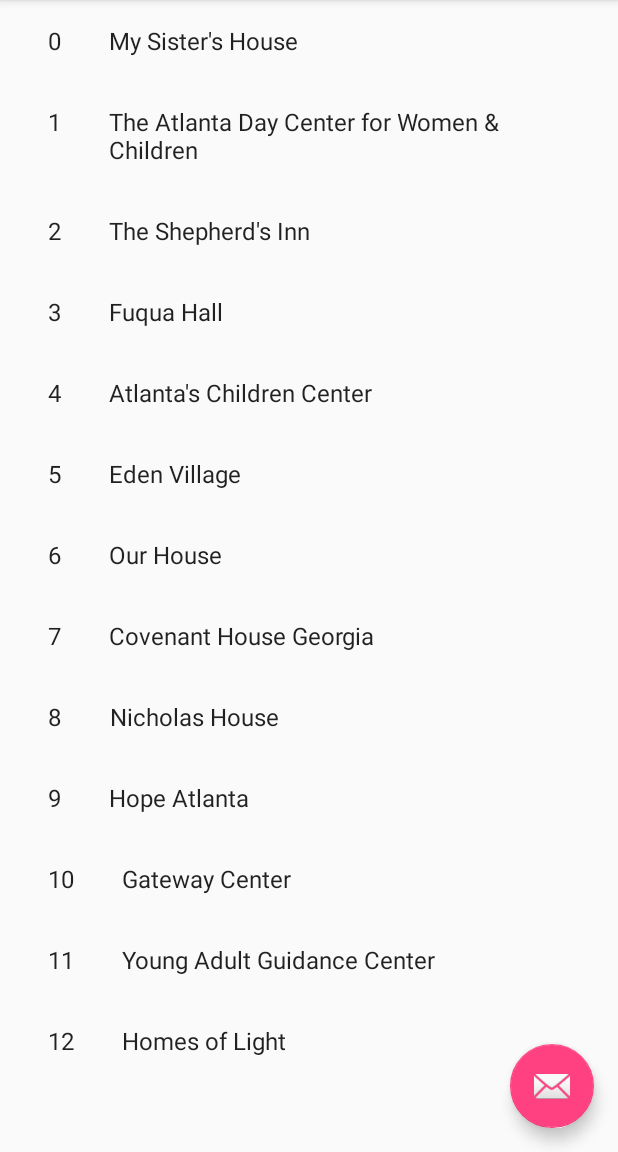
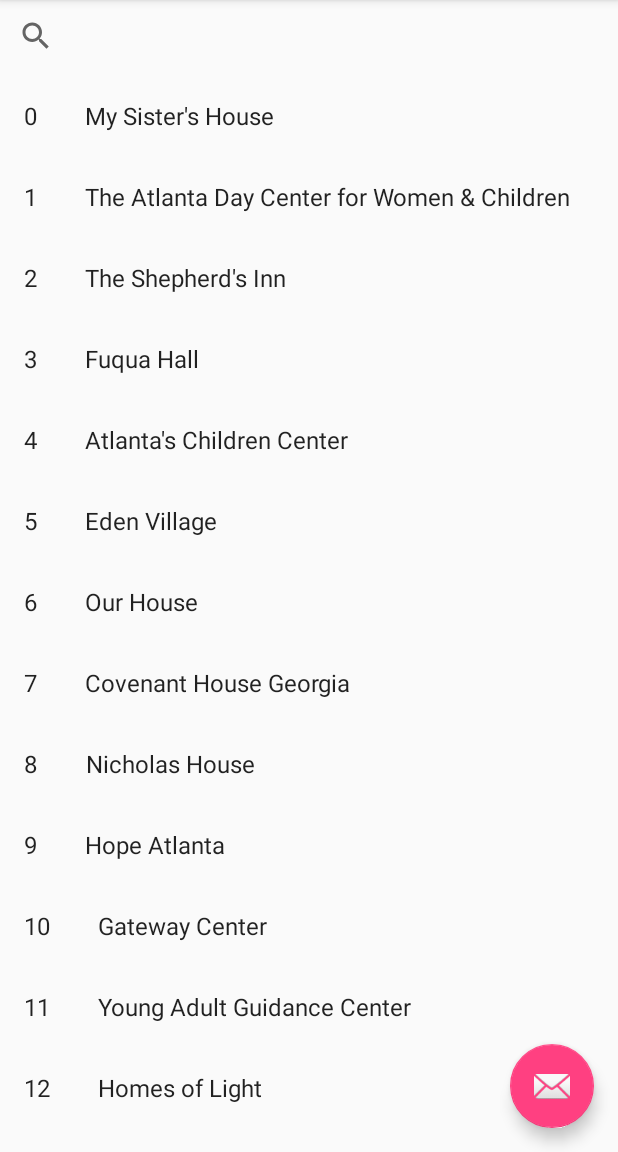
Before and after one commit to bolbilabs/M4, an Android app: the ShelterListActivity screen opened directly, with no data from a screen before it, on a phone screen of 412 x 824 dp, the part 84-1236 px from its top. Run offline under Robolectric (Android 15) with nearby library versions, the phone set to English and light mode, and no system bars.

Commit message:
Wrong location add search bar
Put search bar in the completely wrong place. Replaced it.

```diff
--- a/app/src/main/res/layout/activity_shelter_list.xml
+++ b/app/src/main/res/layout/activity_shelter_list.xml
@@ -27,7 +27,16 @@
         android:layout_height="match_parent"
         app:layout_behavior="@string/appbar_scrolling_view_behavior">
 
-        <include layout="@layout/shelter_list" />
+        <include
+            layout="@layout/shelter_list"
+            android:layout_marginTop="50dp"
+            android:layout_width="match_parent"
+            android:layout_height="match_parent" />
+
+        <SearchView
+            android:id="@+id/search_bar"
+            android:layout_width="match_parent"
+            android:layout_height="wrap_content" />
     </FrameLayout>
 
     <android.support.design.widget.FloatingActionButton
```
Also changed, not shown: app/src/main/res/layout/shelter_details.xml (deleted, +0 -36 lines).
